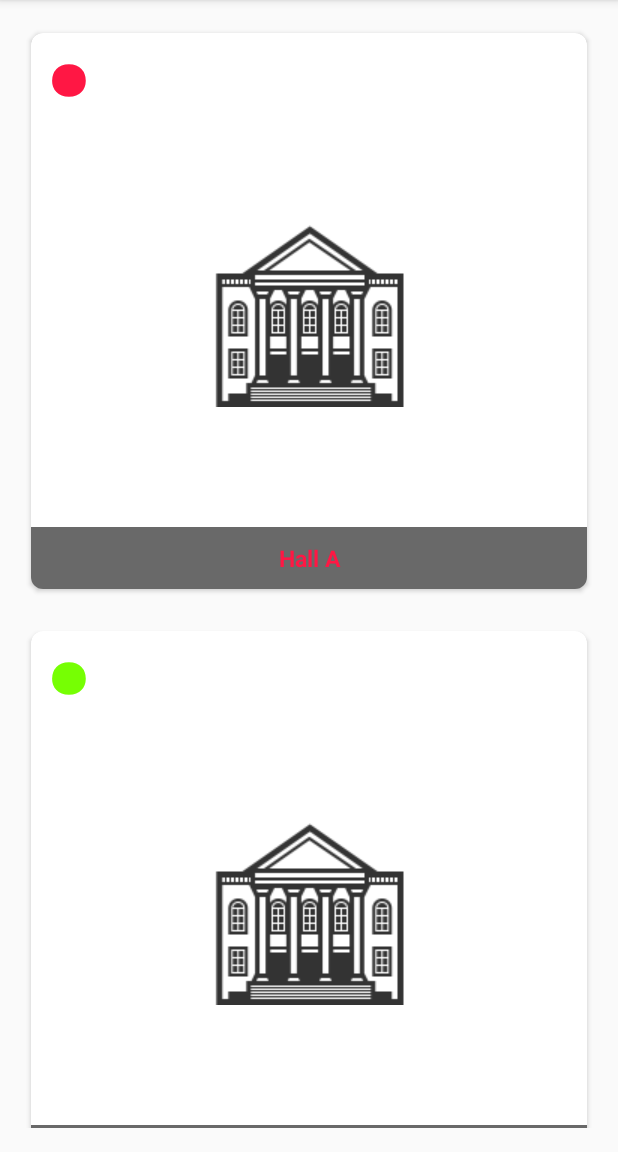
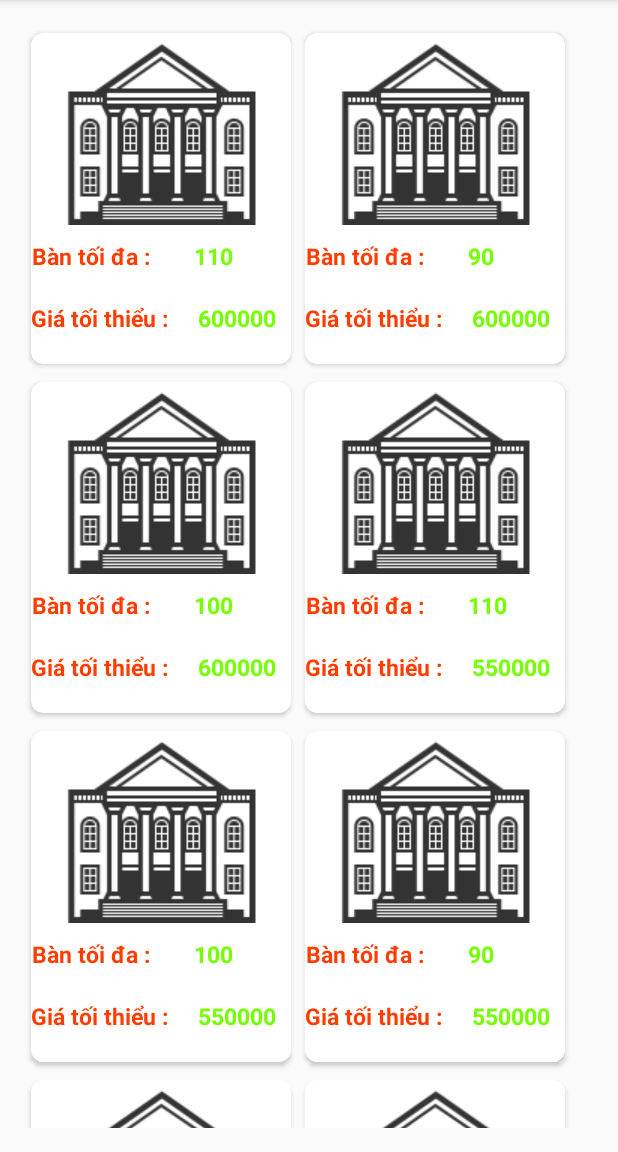
Before and after one commit to VuHoi/WeddingManagement, an Android app: the NameHalllActivity screen opened directly, with no data from a screen before it, on a phone screen of 412 x 824 dp, the part 84-1236 px from its top. Run offline under Robolectric (Android 15) with nearby library versions, the phone set to English and light mode, and no system bars.

Commit message:
Redesign activity namehall

```diff
--- a/app/src/main/java/adapter/RecyclerNameHallAdapter.java
+++ b/app/src/main/java/adapter/RecyclerNameHallAdapter.java
@@ -1,7 +1,6 @@
 package adapter;
 
 import android.content.Context;
-import android.content.Intent;
 import android.support.v7.widget.RecyclerView;
 import android.view.LayoutInflater;
 import android.view.View;
@@ -9,12 +8,11 @@ import android.view.ViewGroup;
 import android.widget.TextView;
 import android.widget.Toast;
 
-import com.example.vukhachoi.weddingmanagement.NameHalllActivity;
 import com.example.vukhachoi.weddingmanagement.R;
 
 import java.util.List;
 
-import hall.wedding.management.HallDetail;
+import hall.wedding.management.NameHall;
 
 /**
  * Created by Vu Khac Hoi on 3/3/2017.
@@ -22,11 +20,11 @@ import hall.wedding.management.HallDetail;
 
 public class RecyclerNameHallAdapter extends RecyclerView.Adapter<RecyclerNameHallAdapter.DataViewHolde> {
 
-    private List<HallDetail> hallDetails;
+    private List<NameHall> hallName;
     private Context context;
 
-    public RecyclerNameHallAdapter(List<HallDetail> hallDetails, Context context) {
-        this.hallDetails = hallDetails;
+    public RecyclerNameHallAdapter(List<NameHall> hallDetails, Context context) {
+        this.hallName = hallDetails;
         this.context = context;
     }
 
@@ -38,13 +36,13 @@ public class RecyclerNameHallAdapter extends RecyclerView.Adapter<RecyclerNameHa
         switch (viewType)
         {
             case 1:
-                Itemview = LayoutInflater.from(parent.getContext()).inflate(R.layout.itemstop,parent,false);
+                Itemview = LayoutInflater.from(parent.getContext()).inflate(R.layout.item_name_hall,parent,false);
                 break;
             case 2:
-                Itemview = LayoutInflater.from(parent.getContext()).inflate(R.layout.item_active,parent,false);
+                Itemview = LayoutInflater.from(parent.getContext()).inflate(R.layout.item_name_hall,parent,false);
                 break;
             default:
-                Itemview = LayoutInflater.from(parent.getContext()).inflate(R.layout.itemstop,parent,false);
+                Itemview = LayoutInflater.from(parent.getContext()).inflate(R.layout.item_name_hall,parent,false);
                 break;
         }
         Itemview.setOnClickListener(new View.OnClickListener() {
@@ -62,26 +60,29 @@ public class RecyclerNameHallAdapter extends RecyclerView.Adapter<RecyclerNameHa
 
     @Override
     public void onBindViewHolder(RecyclerNameHallAdapter.DataViewHolde holder, int position) {
-        holder.txtTitle.setText(hallDetails.get(position).getNameHall());
+        holder.txtbantoida.setText(hallName.get(position).getBanToiDa()+"");
+        holder.txtgiatoithieu.setText(hallName.get(position).getGiaToiThieu()+"");
     }
 
     @Override
     public int getItemCount() {
-        return hallDetails==null ? 0:hallDetails.size();
+        return hallName==null ? 0:hallName.size();
     }
 
     @Override
     public int getItemViewType(int position) {
-        if(hallDetails.get(position).isActive())
+        if(hallName.get(position).isActive())
             return 1;
         else return 2;
     }
 
     public static class DataViewHolde extends RecyclerView.ViewHolder {
-        TextView txtTitle;
+        TextView txtbantoida,txtgiatoithieu;
+
         public DataViewHolde(View itemView) {
             super(itemView);
-            txtTitle= (TextView) itemView.findViewById(R.id.txtTitle);
+            txtbantoida= (TextView) itemView.findViewById(R.id.txtbantoida);
+            txtgiatoithieu= (TextView) itemView.findViewById(R.id.txtgiatoithieu);
         }
     }
 }
--- a/app/src/main/java/com/example/vukhachoi/weddingmanagement/NameHalllActivity.java
+++ b/app/src/main/java/com/example/vukhachoi/weddingmanagement/NameHalllActivity.java
@@ -1,8 +1,10 @@
 package com.example.vukhachoi.weddingmanagement;
 
 import android.content.Context;
+import android.database.Cursor;
+import android.database.sqlite.SQLiteDatabase;
+import android.os.Bundle;
 import android.support.v7.app.AppCompatActivity;
-import android.os.Bundle;
 import android.support.v7.widget.GridLayoutManager;
 import android.support.v7.widget.RecyclerView;
 
@@ -10,33 +12,42 @@ import java.util.ArrayList;
 import java.util.List;
 
 import adapter.RecyclerNameHallAdapter;
-import adapter.RecyclerViewAdapter;
-import hall.wedding.management.HallDetail;
+import hall.wedding.management.NameHall;
+import sqlite.DataBase;
 
 public class NameHalllActivity extends AppCompatActivity {
-
+    SQLiteDatabase database;
+    final String DATABASE_NAME="Weeding.sqlite";
     RecyclerView rcHallName;
 
 
     @Override
     protected void onCreate(Bundle savedInstanceState) {
+        database= DataBase.initDatabase(NameHalllActivity.this,DATABASE_NAME);
         super.onCreate(savedInstanceState);
         setContentView(R.layout.activity_name_halll);
         Context context;
         context = getApplicationContext();
         RecyclerView.LayoutManager recyclerViewLayoutManager;
-        recyclerViewLayoutManager=new GridLayoutManager(context, 1);
-        List<HallDetail> hallDetail = new ArrayList<>();
-        hallDetail.add(new HallDetail("Hall A", true));
-        hallDetail.add(new HallDetail("Hall D", false));
-        hallDetail.add(new HallDetail("Hall C", true));
-        hallDetail.add(new HallDetail("Hall B", true));
-        hallDetail.add(new HallDetail("Hall E", false));
+        recyclerViewLayoutManager=new GridLayoutManager(context, 2);
+        List<NameHall> nameHalls = new ArrayList<>();
+      Cursor cursor =database.rawQuery("Select * from sanh",null);
+        cursor.moveToFirst();
+        while (!cursor.isAfterLast())
+        {
+            NameHall nameHall=new NameHall();
+            nameHall.setActive(Boolean.parseBoolean(cursor.getString(5)));
+            nameHall.setBanToiDa(Integer.parseInt(cursor.getString(2)));
+            nameHall.setGiaToiThieu(Integer.parseInt(cursor.getString(3)));
+            nameHalls.add(nameHall);
+            cursor.moveToNext();
+        }
+        cursor.close();
         rcHallName= (RecyclerView) findViewById(R.id.rcHallName);
         // LinearLayoutManager layoutManager = new LinearLayoutManager(this, LinearLayoutManager.VERTICAL, false);
         rcHallName.setLayoutManager(recyclerViewLayoutManager);
         rcHallName.setHasFixedSize(true);
-        rcHallName.setAdapter(new RecyclerNameHallAdapter( hallDetail,this));
+        rcHallName.setAdapter(new RecyclerNameHallAdapter( nameHalls,this));
 
     }
 }
--- a/app/src/main/java/hall/wedding/management/HallDetail.java
+++ b/app/src/main/java/hall/wedding/management/HallDetail.java
@@ -8,6 +8,9 @@ public class HallDetail {
 
     private   String NameHall;
     private  boolean IsActive;
+
+    public HallDetail() {
+    }
 
     public String getNameHall() {
         return NameHall;
--- /dev/null
+++ b/app/src/main/java/hall/wedding/management/NameHall.java
@@ -0,0 +1,47 @@
+package hall.wedding.management;
+
+/**
+ * Created by Vu Khac Hoi on 3/4/2017.
+ */
+
+public class NameHall {
+    private  int BanToiDa;
+
+    public NameHall() {
+    }
+
+    public NameHall(int banToiDa, boolean isActive, int giaToiThieu) {
+        BanToiDa = banToiDa;
+        this.isActive = isActive;
+        GiaToiThieu = giaToiThieu;
+    }
+
+    public boolean isActive() {
+
+        return isActive;
+    }
+
+    public void setActive(boolean active) {
+        isActive = active;
+    }
+
+    private  boolean isActive;
+
+    public int getBanToiDa() {
+        return BanToiDa;
+    }
+
+    public void setBanToiDa(int banToiDa) {
+        BanToiDa = banToiDa;
+    }
+
+    public int getGiaToiThieu() {
+        return GiaToiThieu;
+    }
+
+    public void setGiaToiThieu(int giaToiThieu) {
+        GiaToiThieu = giaToiThieu;
+    }
+
+    private  int GiaToiThieu;
+}
--- a/app/src/main/res/layout/item_name_hall.xml
+++ b/app/src/main/res/layout/item_name_hall.xml
@@ -1,4 +1,15 @@
 <?xml version="1.0" encoding="utf-8"?>
+<android.support.v7.widget.CardView
+    android:layout_height="wrap_content"
+    android:layout_width="match_parent"
+    xmlns:card_view="http://schemas.android.com/apk/res-auto"
+    xmlns:android="http://schemas.android.com/apk/res/android"
+    android:id="@+id/card_view"
+    card_view:cardUseCompatPadding="true"
+    card_view:cardCornerRadius="8dp"
+    android:layout_marginBottom="0dp"
+
+    >
 <LinearLayout xmlns:android="http://schemas.android.com/apk/res/android"
     android:layout_width="wrap_content"
     android:layout_height="wrap_content"
@@ -20,6 +31,7 @@
     android:orientation="horizontal"
    >
     <TextView
+
         android:layout_width="wrap_content"
         android:layout_height="wrap_content"
         android:text="Bàn tối đa :"
@@ -29,8 +41,8 @@
         android:gravity="right"
         android:layout_gravity="right"
         android:textStyle="bold"
-       android:paddingTop="20dp"
-        android:paddingBottom="10dp"
+       android:paddingTop="10dp"
+
         android:paddingRight="20dp"/>
     <TextView
         android:layout_width="wrap_content"
@@ -41,11 +53,12 @@
         android:gravity="right"
         android:layout_gravity="right"
         android:textStyle="bold"
-      android:paddingTop="20dp"
+      android:paddingTop="10dp"
         android:layout_margin="10dp"
-        android:text="10"
-        android:paddingBottom="10dp"
-        android:paddingLeft="20dp"
+        android:id="@+id/txtbantoida"
+
+
+
 
         />
 </LinearLayout>
@@ -57,16 +70,16 @@
         <TextView
             android:layout_width="wrap_content"
             android:layout_height="wrap_content"
-            android:text="Bàn tối đa :"
+            android:text="Giá tối thiểu :"
             android:textColor="#FF3D00"
             android:textSize="15dp"
             android:textAlignment="center"
             android:gravity="right"
             android:layout_gravity="right"
             android:textStyle="bold"
-            android:paddingTop="20dp"
-            android:paddingBottom="10dp"
-            android:paddingRight="20dp"/>
+
+
+            android:paddingRight="10dp"/>
         <TextView
             android:layout_width="wrap_content"
             android:layout_height="wrap_content"
@@ -76,11 +89,13 @@
             android:gravity="right"
             android:layout_gravity="right"
             android:textStyle="bold"
-            android:paddingTop="20dp"
+
             android:layout_margin="10dp"
-            android:text="10"
-            android:paddingBottom="10dp"
-            android:paddingLeft="20dp"
+           android:id="@+id/txtgiatoithieu"
+
+
+
             />
     </LinearLayout>
 </LinearLayout>
+</android.support.v7.widget.CardView>
```
Also changed, not shown: app/src/main/java/com/example/vukhachoi/weddingmanagement/HallsActivity.java (+39 -14 lines), app/src/main/java/com/example/vukhachoi/weddingmanagement/Menu.java (+7 -0 lines), app/src/main/assets/Weeding.sqlite.
